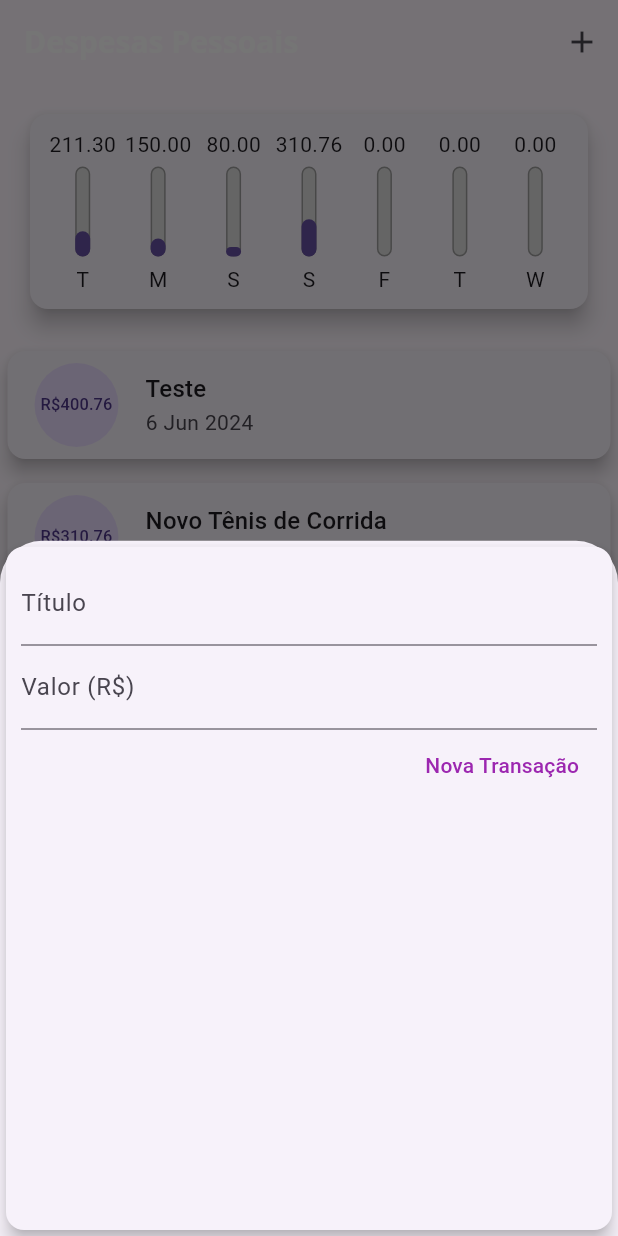
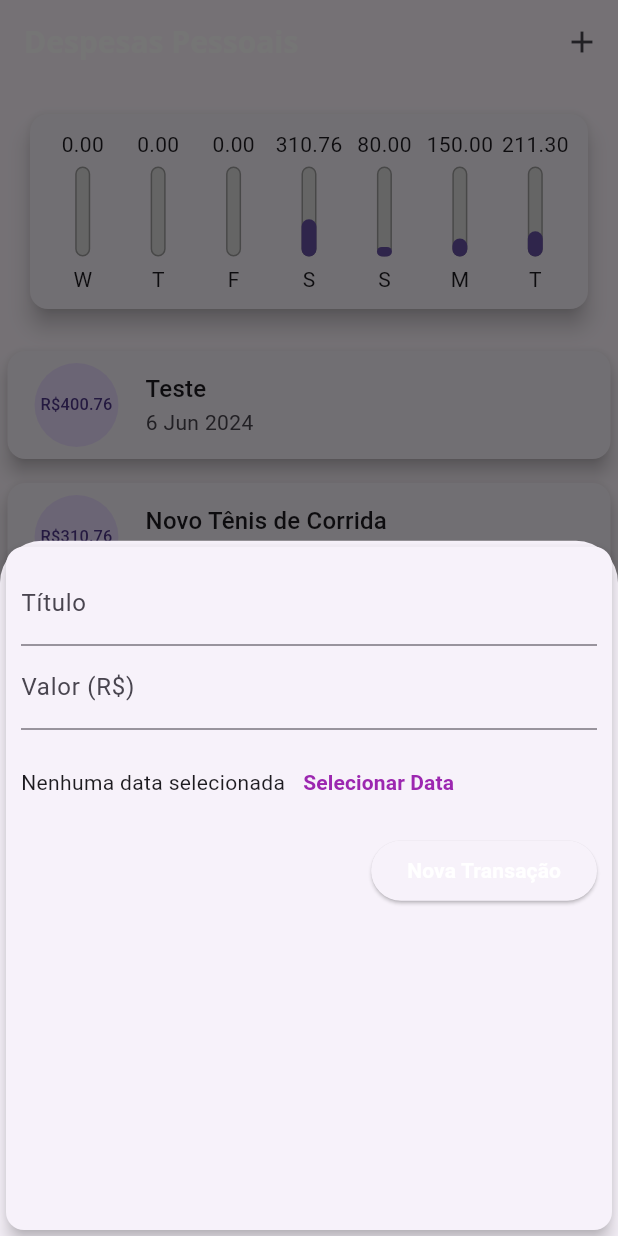
Before and after one commit to alexandreccarmo/despesas_pessoais_flutter, a Flutter app: the screen it shows after launch, after a tap on the "add" icon, on a phone screen of 412 x 824 dp. Run offline on Flutter 3.47's test engine with Material 3 defaults, Android fonts, the light colour scheme and no system bars; missing offline and left inert: dart:ffi.

Commit message:
melhorando layout do form

```diff
--- a/expenses_flutter/lib/components/chart.dart
+++ b/expenses_flutter/lib/components/chart.dart
@@ -35,7 +35,7 @@ class Chart extends StatelessWidget {
         'day': DateFormat.E().format(weekDay)[0],
         'value': totalSum
       };
-    });
+    }).reversed.toList();
   }
 
   double get _weekTotalValue {
--- a/expenses_flutter/lib/components/chart_bar.dart
+++ b/expenses_flutter/lib/components/chart_bar.dart
@@ -14,8 +14,11 @@ class ChartBar extends StatelessWidget{
   Widget build(BuildContext context) {
     return Column(
       children: [
-        FittedBox(
-            child: Text('${value.toStringAsFixed(2)}')
+        Container(
+          height: 20,
+          child: FittedBox(
+              child: Text('${value.toStringAsFixed(2)}')
+          ),
         ),
         SizedBox(height: 5),
         Container(
--- a/expenses_flutter/lib/components/transction_form.dart
+++ b/expenses_flutter/lib/components/transction_form.dart
@@ -49,18 +49,35 @@ class _TransactionFormState extends State<TransactionForm> {
                 labelText: 'Valor (R\$)',
               ),
             ),
+            Container(
+              height: 70,
+              child: Row(
+                children: [
+                  Text('Nenhuma data selecionada'),
+                  TextButton(
+                    child: const Text(
+                      'Selecionar Data',
+                      style: TextStyle(
+                        fontWeight: FontWeight.bold,
+                      ),
+                    ),
+                    onPressed: () {},
+                  ),
+                ],
+              ),
+            ),
             Row(
               mainAxisAlignment: MainAxisAlignment.end,
               children: <Widget>[
-                TextButton(
-                  child: const Text(
+                ElevatedButton(
+                  child: Text(
                     'Nova Transação',
                     style: TextStyle(
-                      color: Colors.purple,
+                      color: Theme.of(context).textTheme.labelLarge?.color,
                     ),
                   ),
                   onPressed: _submitForm,
-                )
+                ),
               ],
             ),
           ],
--- a/expenses_flutter/lib/main.dart
+++ b/expenses_flutter/lib/main.dart
@@ -25,6 +25,10 @@ class ExpensesApp extends StatelessWidget {
             fontSize: 18,
             fontWeight: FontWeight.bold,
             color: Colors.black,
+          ),
+          labelLarge: TextStyle(
+            color: Colors.white,
+            fontWeight: FontWeight.bold,
           ),
         ),
         appBarTheme: const AppBarTheme(
```
